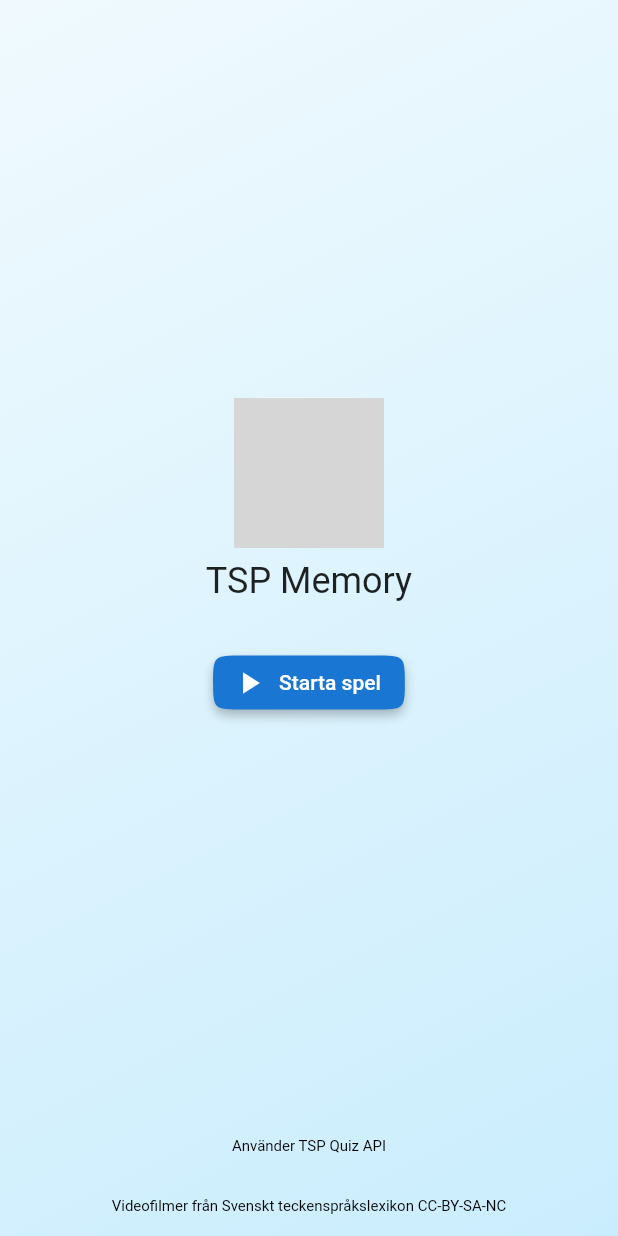
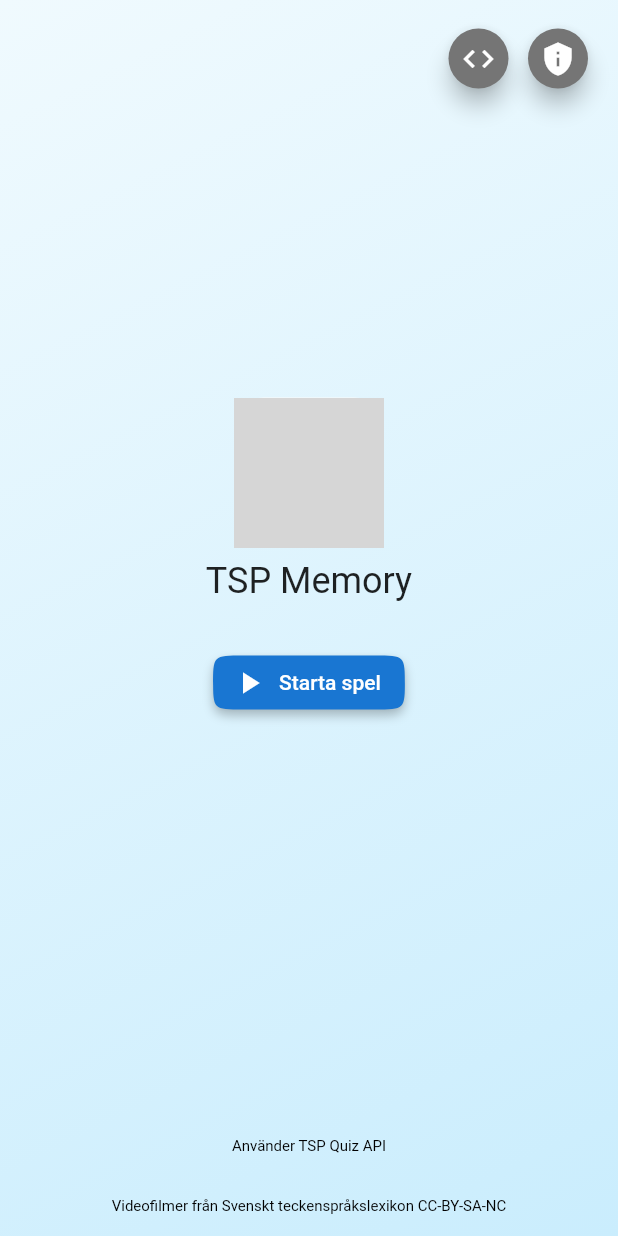
Before and after one commit to tspquiz/memory, a Flutter app: the screen it shows after launch, on a phone screen of 412 x 824 dp. Run offline on Flutter 3.47's test engine with Material 2 defaults, Android fonts, the light colour scheme and no system bars; our stand-ins replace flutter_svg, go_router, video_player; network calls fail; project files that could hold a hidden picture were left out; grey boxes are pictures that could not be loaded.

Commit message:
Add: github and privacy policy links

```diff
--- a/lib/screens/start_screen/start_screen.dart
+++ b/lib/screens/start_screen/start_screen.dart
@@ -41,6 +41,38 @@
               _buildLexiconAttribution(context),
             ],
           ),
+        ),
+      ),
+      floatingActionButtonLocation: FloatingActionButtonLocation.endTop,
+      floatingActionButton: Container(
+        padding: const EdgeInsets.only(top: 15),
+        child: Row(
+          mainAxisAlignment: MainAxisAlignment.end,
+          children: [
+            AdaptiveLink(
+              uri: Uri.parse('https://github.com/tspquiz/memory/'),
+              builder: (context, openLink) => FloatingActionButton(
+                heroTag: "source code",
+                mini: true,
+                backgroundColor: Colors.grey.shade600,
+                tooltip: 'Källkod',
+                onPressed: openLink,
+                child: const Icon(Icons.code),
+              ),
+            ),
+            const SizedBox(width: 5),
+            AdaptiveLink(
+              uri: Uri.parse('https://tspquiz.se/memory/privacy-policy/'),
+              builder: (context, openLink) => FloatingActionButton(
+                heroTag: "privacy policy",
+                mini: true,
+                backgroundColor: Colors.grey.shade600,
+                tooltip: 'Privacy policy',
+                onPressed: openLink,
+                child: const Icon(Icons.privacy_tip),
+              ),
+            ),
+          ],
         ),
       ),
     );
```
